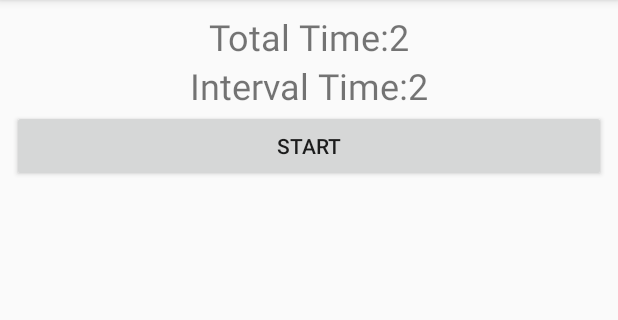
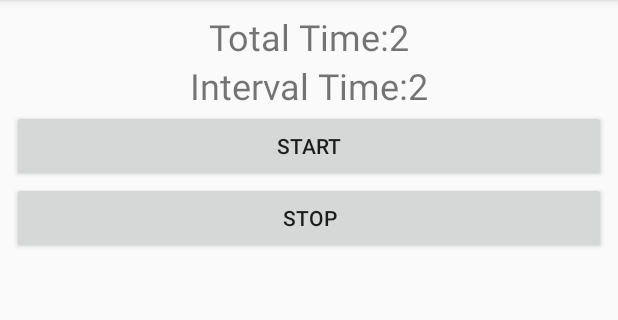
Before and after one commit to telday/interval_timer, an Android app: the screen it shows after launch (MainActivity), after a tap on "START", on a phone screen of 412 x 824 dp, the part 84-404 px from its top. Run offline under Robolectric (Android 15) with nearby library versions, the phone set to English and light mode, and no system bars.

Commit message:
Added stop button for timer

```diff
--- a/app/src/main/java/com/emomtimer/MainActivity.java
+++ b/app/src/main/java/com/emomtimer/MainActivity.java
@@ -23,9 +23,13 @@ public class MainActivity extends AppCompatActivity {
         super.onCreate(savedInstanceState);
         setContentView(R.layout.activity_main);
         Button startButton = findViewById(R.id.startButton);
+        Button stopButton = findViewById(R.id.stopButton);
+
         loopTimer = findViewById(R.id.loopTimer);
         fullTimer = findViewById(R.id.fullTimer);
+
         mediaPlayer = MediaPlayer.create(this.getApplicationContext(), R.raw.alarmsound);
+
         startButton.setOnClickListener(new View.OnClickListener() {
             @Override
             public void onClick(View v) {
@@ -33,8 +37,25 @@ public class MainActivity extends AppCompatActivity {
                 runTimer(60, 3600);
             }
         });
+        stopButton.setOnClickListener(new View.OnClickListener() {
+            @Override
+            public void onClick(View v){
+                destroyTimer();
+                resetTimerText();
+            }
+        });
     }
 
+    private void resetTimerText(){
+        fullTimer.setText(getResources().getString(R.string.total_time));
+        loopTimer.setText(getResources().getString(R.string.interval_time));
+    }
+    private void destroyTimer(){
+        if (countDownTimer != null){
+            countDownTimer.cancel();
+        }
+        countDownTimer = null;
+    }
     /**
      * Starts the on screen timer
      *
@@ -42,9 +63,8 @@ public class MainActivity extends AppCompatActivity {
      * @param totalTime The total length of the timer in seconds
      */
     private void runTimer(final int loopLength, int totalTime){
-        if (countDownTimer != null){
-            countDownTimer.cancel();
-        }
+        destroyTimer();
+
         countDownTimer = new CountDownTimer(totalTime * 1000, 1000) {
             private Long secondsPassed = new Long(0);
             @Override
--- a/app/src/main/res/layout/activity_main.xml
+++ b/app/src/main/res/layout/activity_main.xml
@@ -42,5 +42,11 @@
             android:layout_height="wrap_content"
             android:text="@string/start" />
 
+        <Button
+            android:id="@+id/stopButton"
+            android:layout_width="match_parent"
+            android:layout_height="wrap_content"
+            android:text="@string/stop" />
+
     </LinearLayout>
 </android.support.constraint.ConstraintLayout>
--- a/app/src/main/res/values/strings.xml
+++ b/app/src/main/res/values/strings.xml
@@ -3,4 +3,5 @@
     <string name="start">Start</string>
     <string name="interval_time">Interval Time:</string>
     <string name="total_time">Total Time:</string>
+    <string name="stop">Stop</string>
 </resources>
```
